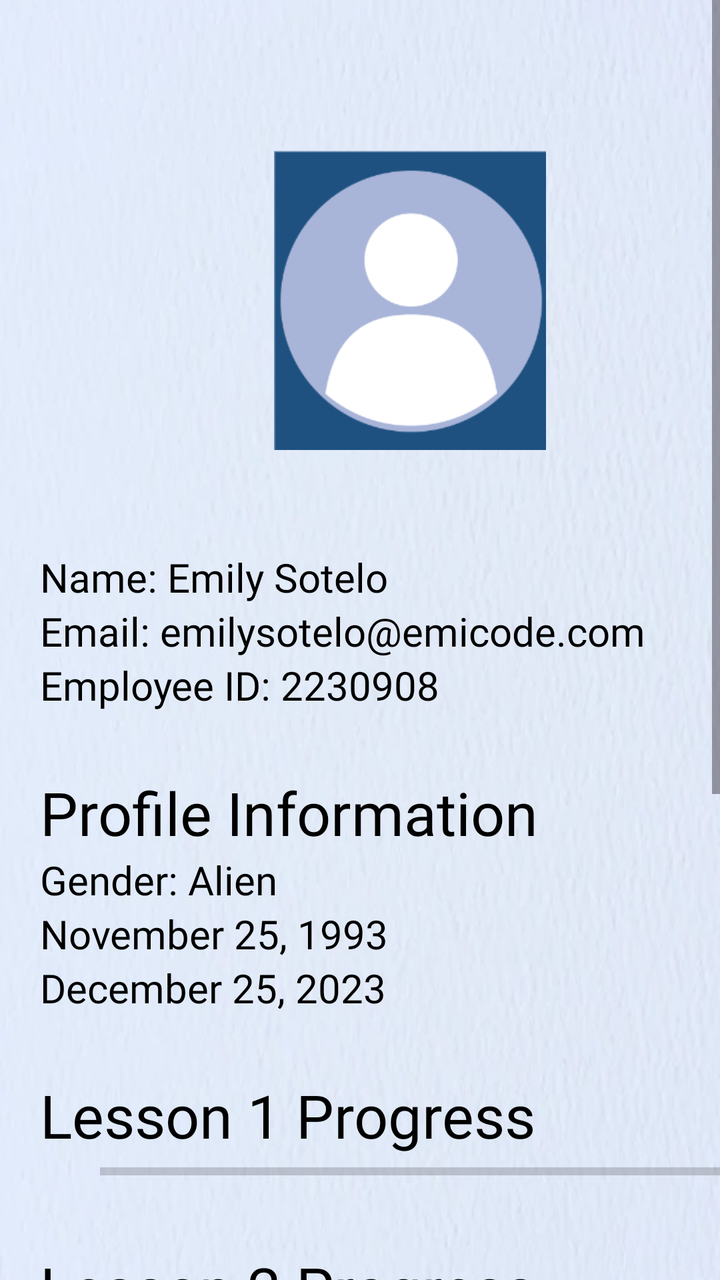
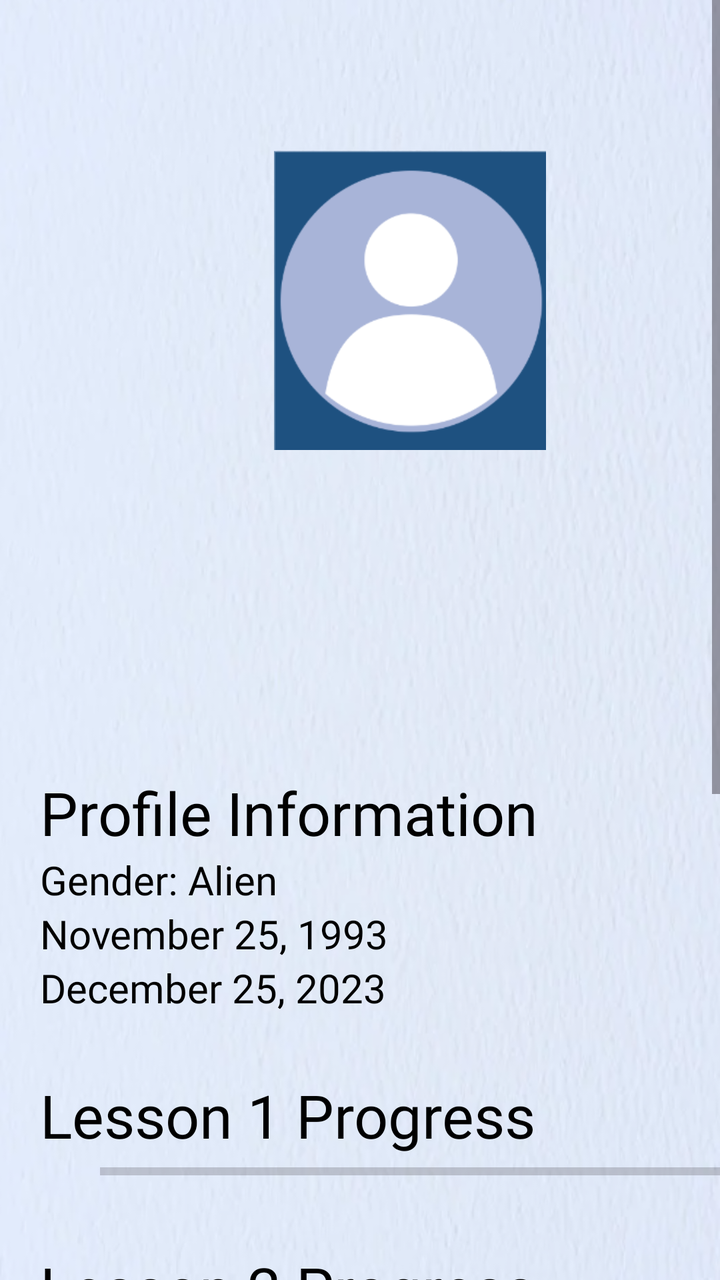

Before-and-after screenshots of an Android layout around one commit, followed by the original layout XML and the change that was made.
<!-- AndroidManifest.xml: application theme Theme.FinalsApplication -->
<!-- res/layout/profile_information_user_side.xml -->
<?xml version="1.0" encoding="utf-8"?>
<RelativeLayout xmlns:android="http://schemas.android.com/apk/res/android"
    android:layout_width="match_parent"
    android:layout_height="match_parent"
    xmlns:tools="http://schemas.android.com/tools"
    xmlns:app="http://schemas.android.com/apk/res-auto"
    android:background="@drawable/textured_background">

    <ScrollView
        android:layout_width="409dp"
        android:layout_height="729dp"
        tools:layout_editor_absoluteX="1dp"
        tools:layout_editor_absoluteY="1dp">

        <LinearLayout
            android:layout_width="match_parent"
            android:layout_height="wrap_content"
            android:orientation="vertical">

            <LinearLayout
                android:layout_width="150dp"
                android:layout_height="150dp"
                android:orientation="vertical"
                android:layout_marginTop="75dp"
                android:layout_marginLeft="130dp">

                <ImageView
                    android:id="@+id/profile_pic"
                    android:layout_width="match_parent"
                    android:layout_height="wrap_content"
                    android:src="@drawable/custom_profile">

                </ImageView>

            </LinearLayout>

            <LinearLayout
                android:layout_width="match_parent"
                android:layout_height="wrap_content"
                android:orientation="vertical"
                android:layout_marginTop="50dp">

                <TextView
                    android:id="@+id/name"
                    android:layout_width="match_parent"
                    android:layout_height="wrap_content"
                    android:layout_marginLeft="20dp"
                    android:textSize="20sp"
                    android:fontFamily="@font/roboto_regular"
                    android:textColor="@color/black"
                    android:text="Name: Emily Sotelo">

                </TextView>

                <TextView
                    android:id="@+id/email"
                    android:layout_width="match_parent"
                    android:layout_height="wrap_content"
                    android:layout_marginLeft="20dp"
                    android:textSize="20sp"
                    android:fontFamily="@font/roboto_regular"
                    android:textColor="@color/black"
                    android:text="Email: emilysotelo@emicode.com">

                </TextView>

                <TextView
                    android:id="@+id/employee_id"
                    android:layout_width="match_parent"
                    android:layout_height="wrap_content"
                    android:layout_marginLeft="20dp"
                    android:textSize="20sp"
                    android:fontFamily="@font/roboto_regular"
                    android:textColor="@color/black"
                    android:text="Employee ID: 2230908">

                </TextView>

                <TextView
                    android:id="@+id/prof_info"
                    android:layout_width="match_parent"
                    android:layout_height="wrap_content"
                    android:layout_marginTop="30dp"
                    android:layout_marginLeft="20dp"
                    android:textSize="30sp"
                    android:fontFamily="@font/roboto_bold"
                    android:textColor="@color/black"
                    android:text="Profile Information">

                </TextView>

                <TextView
                    android:id="@+id/gender"
                    android:layout_width="match_parent"
                    android:layout_height="wrap_content"
                    android:layout_marginLeft="20dp"
                    android:textSize="20sp"
                    android:fontFamily="@font/roboto_regular"
                    android:textColor="@color/black"
                    android:text="Gender: Alien">

                </TextView>

                <TextView
                    android:id="@+id/date_of_birth"
                    android:layout_width="match_parent"
                    android:layout_height="wrap_content"
                    android:layout_marginLeft="20dp"
                    android:textSize="20sp"
                    android:fontFamily="@font/roboto_regular"
                    android:textColor="@color/black"
                    android:text="November 25, 1993">

                </TextView>

                <TextView
                    android:id="@+id/date_hired"
                    android:layout_width="match_parent"
                    android:layout_height="wrap_content"
                    android:layout_marginLeft="20dp"
                    android:textSize="20sp"
                    android:fontFamily="@font/roboto_regular"
                    android:textColor="@color/black"
                    android:text="December 25, 2023">

                </TextView>

            </LinearLayout>

            <LinearLayout
                android:layout_width="wrap_content"
                android:layout_height="match_parent"
                android:orientation="vertical"
                android:layout_marginTop="30dp">

                <TextView
                    android:id="@+id/lesson1_bar"
                    android:layout_width="match_parent"
                    android:layout_height="wrap_content"
                    android:layout_marginLeft="20dp"
                    android:textSize="30sp"
                    android:fontFamily="@font/roboto_bold"
                    android:textColor="@color/black"
                    android:text="Lesson 1 Progress">

                </TextView>

                <ProgressBar
                    android:id="@+id/progressBar_lesson1"
                    style="?android:attr/progressBarStyleHorizontal"
                    android:layout_width="313dp"
                    android:layout_height="wrap_content"
                    android:layout_marginLeft="50dp"
                    android:indeterminate="false"
                    android:max="100"
                    android:progressTint="#1e5180"
                    >

                </ProgressBar>

            </LinearLayout>

            <LinearLayout
                android:layout_width="wrap_content"
                android:layout_height="match_parent"
                android:orientation="vertical"
                android:layout_marginTop="30dp">

                <TextView
                    android:id="@+id/lesson2_bar"
                    android:layout_width="match_parent"
                    android:layout_height="wrap_content"
                    android:layout_marginLeft="20dp"
                    android:textSize="30sp"
                    android:fontFamily="@font/roboto_bold"
                    android:textColor="@color/black"
                    android:text="Lesson 2 Progress">

                </TextView>

                <ProgressBar
                    android:id="@+id/progressBar_lesson2"
                    style="?android:attr/progressBarStyleHorizontal"
                    android:indeterminate="false"
                    android:layout_width="313dp"
                    android:layout_height="20dp"
                    android:layout_marginLeft="50dp"
                    android:max="100"
                    android:progressTint="#1e5180">

                </ProgressBar>

            </LinearLayout>

            <LinearLayout
                android:layout_width="wrap_content"
                android:layout_height="match_parent"
                android:orientation="vertical"
                android:layout_marginTop="30dp">

                <TextView
                    android:id="@+id/lesson3_bar"
                    android:layout_width="match_parent"
                    android:layout_height="wrap_content"
                    android:layout_marginLeft="20dp"
                    android:textSize="30sp"
                    android:fontFamily="@font/roboto_bold"
                    android:textColor="@color/black"
                    android:text="Lesson 3 Progress">

                </TextView>

                <ProgressBar
                    android:id="@+id/progressBar_lesson3"
                    style="?android:attr/progressBarStyleHorizontal"
                    android:layout_marginBottom="40dp"
                    android:indeterminate="false"
                    android:layout_width="313dp"
                    android:layout_height="20dp"
                    android:layout_marginLeft="50dp"
                    android:max="100"
                    android:progressTint="#1e5180">

                </ProgressBar>

            </LinearLayout>

            <LinearLayout
                android:layout_width="wrap_content"
                android:layout_height="wrap_content">

                <Button
                    android:id="@+id/viewRecords"
                    android:background="@drawable/rounded_button"
                    android:layout_width="match_parent"
                    android:layout_height="wrap_content"
                    android:layout_marginStart="120dp"
                    android:layout_marginTop="10dp"
                    android:fontFamily="@font/roboto_regular"
                    android:textColor="@color/black"
                    android:padding="8dp"
                    android:text="View Records"
                    android:textSize="25sp"
                    app:backgroundTint="#1e5180">

                </Button>

            </LinearLayout>

            <LinearLayout
                android:layout_width="match_parent"
                android:layout_height="wrap_content"
                android:layout_marginTop="50dp"
                android:orientation="vertical">

                <LinearLayout
                    android:layout_width="match_parent"
                    android:layout_height="100dp"
                    android:layout_alignParentBottom="true"
                    android:background="#a8b4d8">

                    <ImageButton
                        android:id="@+id/imageButtonBackLP1"
                        android:layout_width="76dp"
                        android:layout_height="wrap_content"
                        android:layout_marginStart="20dp"
                        android:layout_marginTop="20dp"
                        android:layout_marginBottom="20dp"
                        android:background="?android:attr/selectableItemBackground"
                        android:scaleType="fitCenter"
                        android:src="@drawable/arrowleft" />

                </LinearLayout>

            </LinearLayout>

        </LinearLayout>



    </ScrollView>


</RelativeLayout>
<!-- resources referenced by this layout -->
<resources>
  <color name="black">#000000</color>
  <!-- drawable arrowleft: png bitmap (drawable, 16559 bytes) -->
  <!-- drawable custom_profile: png bitmap (drawable, 11549 bytes) -->
  <!-- drawable rounded_button (drawable) -->
  <?xml version="1.0" encoding="utf-8"?>
  <layer-list xmlns:android="http://schemas.android.com/apk/res/android">
  
      <item>
          <shape>
              <corners android:radius="51dp" /> 
              <solid android:color="#1e5180" />
          </shape>
      </item>
  
      <item android:left="51dp">
          <shape>
              <solid android:color="#1e5180" />
              <corners android:radius="51dp" /> 
              <corners android:topRightRadius="51dp"
                  android:topLeftRadius="51dp"
                  android:bottomRightRadius="51dp"
                  android:bottomLeftRadius="51dp"/>
          </shape>
      </item>
  
      <item>
          <shape>
              
              <corners android:radius="51dp" /> 
              <solid android:color="@android:color/transparent" />
              <stroke
                  android:width="1dp"
                  android:color="#1e5180" />
          </shape>
      </item>
  </layer-list>
  <!-- drawable textured_background: png bitmap (drawable, 258989 bytes) -->
  <style name="Theme.FinalsApplication" parent="Base.Theme.FinalsApplication" />
  <style name="Base.Theme.FinalsApplication" parent="Theme.Material3.DayNight.NoActionBar">
          
          
          <item name="android:statusBarColor">#00000000</item>
      </style>
</resources>

<!-- the commit's change to res/layout/profile_information_user_side.xml (unified diff, before → after) -->
@@ -41,26 +41,24 @@
                 android:layout_marginTop="50dp">
 
                 <TextView
-                    android:id="@+id/name"
-                    android:layout_width="match_parent"
-                    android:layout_height="wrap_content"
-                    android:layout_marginLeft="20dp"
-                    android:textSize="20sp"
-                    android:fontFamily="@font/roboto_regular"
-                    android:textColor="@color/black"
-                    android:text="Name: Emily Sotelo">
-
-                </TextView>
-
-                <TextView
-                    android:id="@+id/email"
-                    android:layout_width="match_parent"
-                    android:layout_height="wrap_content"
-                    android:layout_marginLeft="20dp"
-                    android:textSize="20sp"
-                    android:fontFamily="@font/roboto_regular"
-                    android:textColor="@color/black"
-                    android:text="Email: emilysotelo@emicode.com">
+                    android:id="@+id/user_name"
+                    android:layout_width="match_parent"
+                    android:layout_height="wrap_content"
+                    android:layout_marginLeft="20dp"
+                    android:textSize="20sp"
+                    android:fontFamily="@font/roboto_regular"
+                    android:textColor="@color/black">
+
+                </TextView>
+
+                <TextView
+                    android:id="@+id/user_email"
+                    android:layout_width="match_parent"
+                    android:layout_height="wrap_content"
+                    android:layout_marginLeft="20dp"
+                    android:textSize="20sp"
+                    android:fontFamily="@font/roboto_regular"
+                    android:textColor="@color/black">
 
                 </TextView>
 
@@ -71,8 +69,7 @@
                     android:layout_marginLeft="20dp"
                     android:textSize="20sp"
                     android:fontFamily="@font/roboto_regular"
-                    android:textColor="@color/black"
-                    android:text="Employee ID: 2230908">
+                    android:textColor="@color/black">
 
                 </TextView>
 
@@ -90,7 +87,7 @@
                 </TextView>
 
                 <TextView
-                    android:id="@+id/gender"
+                    android:id="@+id/user_sex"
                     android:layout_width="match_parent"
                     android:layout_height="wrap_content"
                     android:layout_marginLeft="20dp"
